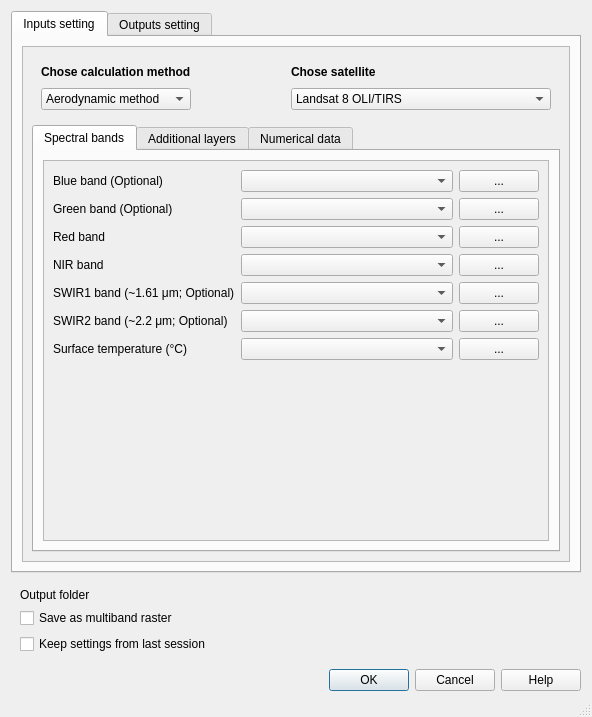
This is SEBCS_dialog_base.ui in JakubBrom/SEBCS as Qt 5 draws it before an edit. The edited form follows.
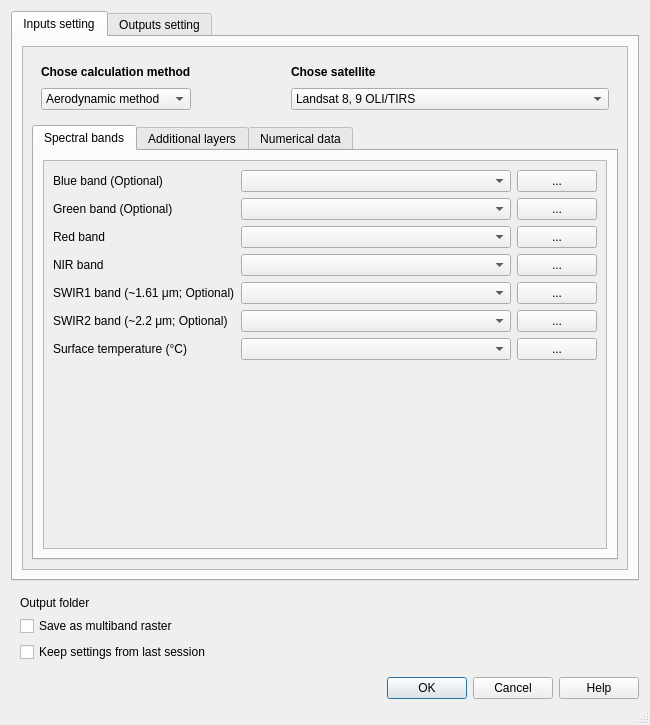
This is the edited form. The open tabs and pages were chosen to show the change. Icons and pictures are not drawn. Custom widgets are drawn as their Qt base class.

Patch:
```diff
--- a/SEBCS_dialog_base.ui
+++ b/SEBCS_dialog_base.ui
@@ -12,8 +12,8 @@
    <rect>
     <x>0</x>
     <y>0</y>
-    <width>592</width>
-    <height>717</height>
+    <width>650</width>
+    <height>725</height>
    </rect>
   </property>
   <property name="sizePolicy">
@@ -22,6 +22,12 @@
     <verstretch>0</verstretch>
    </sizepolicy>
   </property>
+  <property name="minimumSize">
+   <size>
+    <width>0</width>
+    <height>0</height>
+   </size>
+  </property>
   <property name="focusPolicy">
    <enum>Qt::WheelFocus</enum>
   </property>
@@ -185,8 +191,8 @@
            <rect>
             <x>0</x>
             <y>0</y>
-            <width>550</width>
-            <height>499</height>
+            <width>608</width>
+            <height>498</height>
            </rect>
           </property>
           <property name="sizePolicy">
@@ -232,6 +238,9 @@
                     <property name="toolTip">
                      <string>&lt;html&gt;&lt;head/&gt;&lt;body&gt;&lt;p&gt;Chose Landsat satellite or another satellite or aerial system. If &amp;quot;Other systems&amp;quot; is selected only red and NIR bands are used. &amp;quot;Other systems&amp;quot; can be another satellite, aerial aircraft or UAV technique which provides red and NIR spectral bands and thermal layer. &lt;/p&gt;&lt;/body&gt;&lt;/html&gt;</string>
                     </property>
+                    <property name="currentText">
+                     <string>Landsat 8, 9 OLI/TIRS</string>
+                    </property>
                     <property name="currentIndex">
                      <number>2</number>
                     </property>
@@ -247,7 +256,7 @@
                     </item>
                     <item>
                      <property name="text">
-                      <string>Landsat 8 OLI/TIRS</string>
+                      <string>Landsat 8, 9 OLI/TIRS</string>
                      </property>
                     </item>
                     <item>
@@ -408,8 +417,8 @@
                      <rect>
                       <x>0</x>
                       <y>0</y>
-                      <width>506</width>
-                      <height>348</height>
+                      <width>564</width>
+                      <height>341</height>
                      </rect>
                     </property>
                     <layout class="QGridLayout" name="gridLayout_4">
@@ -563,6 +572,12 @@
                            <verstretch>0</verstretch>
                           </sizepolicy>
                          </property>
+                         <property name="minimumSize">
+                          <size>
+                           <width>0</width>
+                           <height>0</height>
+                          </size>
+                         </property>
                          <property name="acceptDrops">
                           <bool>true</bool>
                          </property>
```
Left out of the diff: 14 changed lines with no effect on the pictures.
